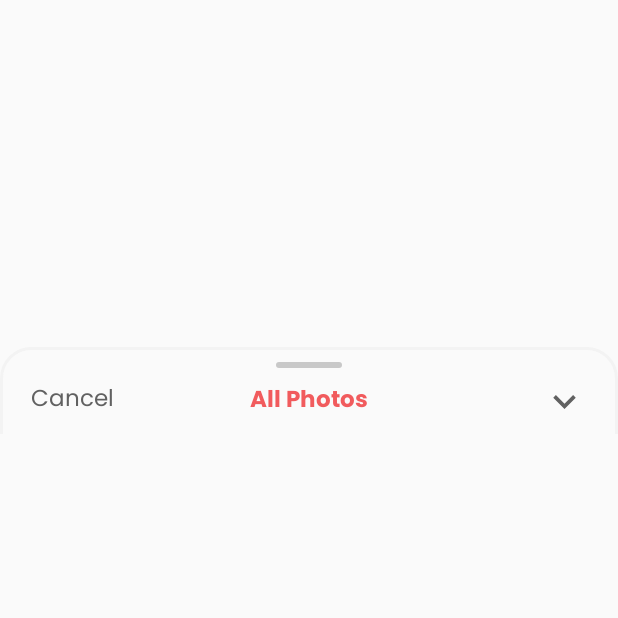
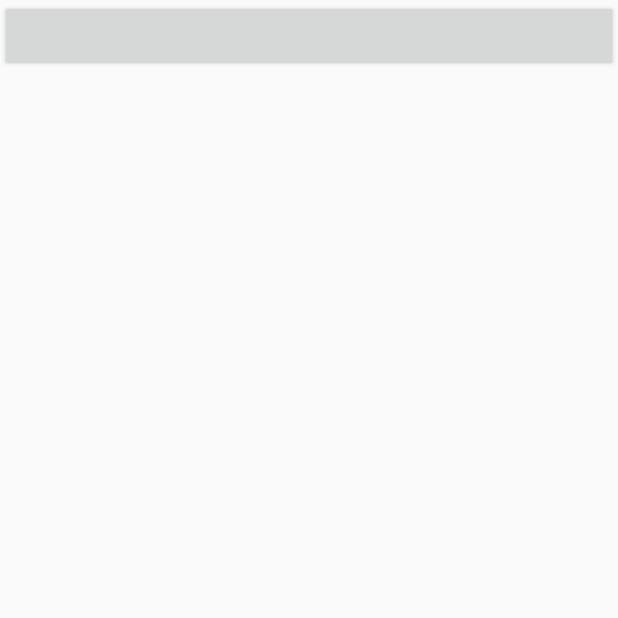
Before and after one commit to mahfuj-ahmed-jim/Khaben_Naki, an Android app: the screen it shows after launch (InformationActivity), on a phone screen of 412 x 824 dp, the top half of it. Run offline under Robolectric (Android 15) with nearby library versions, the phone set to English and light mode, and no system bars.

Commit message:
Bug Fixed

```diff
--- a/Android/app/src/main/java/com/example/khabennaki/Design/SignUp/InformationActivity.java
+++ b/Android/app/src/main/java/com/example/khabennaki/Design/SignUp/InformationActivity.java
@@ -49,7 +49,7 @@ public class InformationActivity extends AppCompatActivity {
 
     // for bottom sheet
     private BottomSheetBehavior bottomSheetBehavior;
-    private View bottomSheet;
+    private View bottomSheet, coordinateLayout;
     private TextView crossButton, albumButton; // use as button
     private Button arrowButton;
     private TextView selectedFolderName;
@@ -94,6 +94,8 @@ public class InformationActivity extends AppCompatActivity {
         albumButton = findViewById(R.id.album_button_id);
         arrowButton = findViewById(R.id.arrow_button_id);
         selectedFolderName = findViewById(R.id.selectedFolderName_textView_Id);
+        coordinateLayout = findViewById(R.id.cordinator_layout_id);
+        Button button = findViewById(R.id.button_id);
         // for recyclerView
         layoutView = findViewById(R.id.recyclerView_layout_id);
 
@@ -102,6 +104,13 @@ public class InformationActivity extends AppCompatActivity {
         gridView = findViewById(R.id.gridView_id);
 
         initialization(); // initialize activity on start
+
+        button.setOnClickListener(new View.OnClickListener() {
+            @Override
+            public void onClick(View v) {
+                slideUp(coordinateLayout); // visible the coordinator layout
+            }
+        });
 
         // recyclerView action return
         receiver = new BroadcastReceiver() {
@@ -113,6 +122,7 @@ public class InformationActivity extends AppCompatActivity {
                 gridAdapter.setImageList(tempImages, selectedFolderPath);
                 gridAdapter.notifyDataSetChanged();
                 arrowButton.performClick();
+                gridView.setFocusable(true);
             }
         };
 
@@ -125,8 +135,7 @@ public class InformationActivity extends AppCompatActivity {
         crossButton.setOnClickListener(new View.OnClickListener() {
             @Override
             public void onClick(View v) {
-                bottomSheetBehavior.setHideable(true); // make bottom sheet hideAble
-                bottomSheetBehavior.setState(BottomSheetBehavior.STATE_HIDDEN); // hide the bottom sheet
+                slideDown(coordinateLayout); // hide coordinator layout
             }
         });
 
@@ -180,6 +189,8 @@ public class InformationActivity extends AppCompatActivity {
     public void initialization(){
         bottomSheetBehavior = BottomSheetBehavior.from(bottomSheet); // bottom sheet behavior
         albumButton.setVisibility(View.GONE); // hide album button
+
+        coordinateLayout.setVisibility(View.GONE);
 
         // for recyclerView
         //layoutView.setVisibility(View.GONE); // hide recyclerView
@@ -329,4 +340,13 @@ public class InformationActivity extends AppCompatActivity {
         }
     }
 
+    @SuppressLint("WrongConstant")
+    @Override
+    public void onBackPressed() {
+        if(coordinateLayout.getVisibility()==0){
+            slideDown(coordinateLayout);
+        }else{
+            super.onBackPressed();
+        }
+    }
 }
--- a/Android/app/src/main/res/layout/activity_information.xml
+++ b/Android/app/src/main/res/layout/activity_information.xml
@@ -5,6 +5,14 @@
     android:layout_width="match_parent"
     android:layout_height="match_parent"
     tools:context=".Design.SignUp.InformationActivity">
+
+    <Button
+        android:id="@+id/button_id"
+        android:layout_width="match_parent"
+        android:layout_height="wrap_content"
+        tools:ignore="MissingConstraints">
+
+    </Button>
 
     <androidx.coordinatorlayout.widget.CoordinatorLayout
         android:id="@+id/cordinator_layout_id"
```
